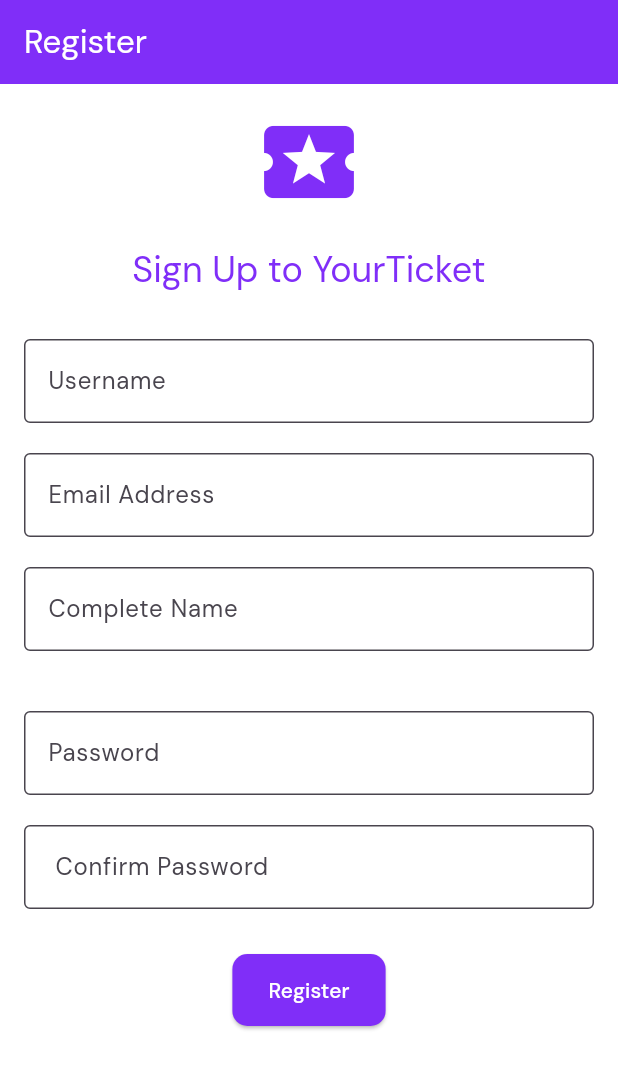
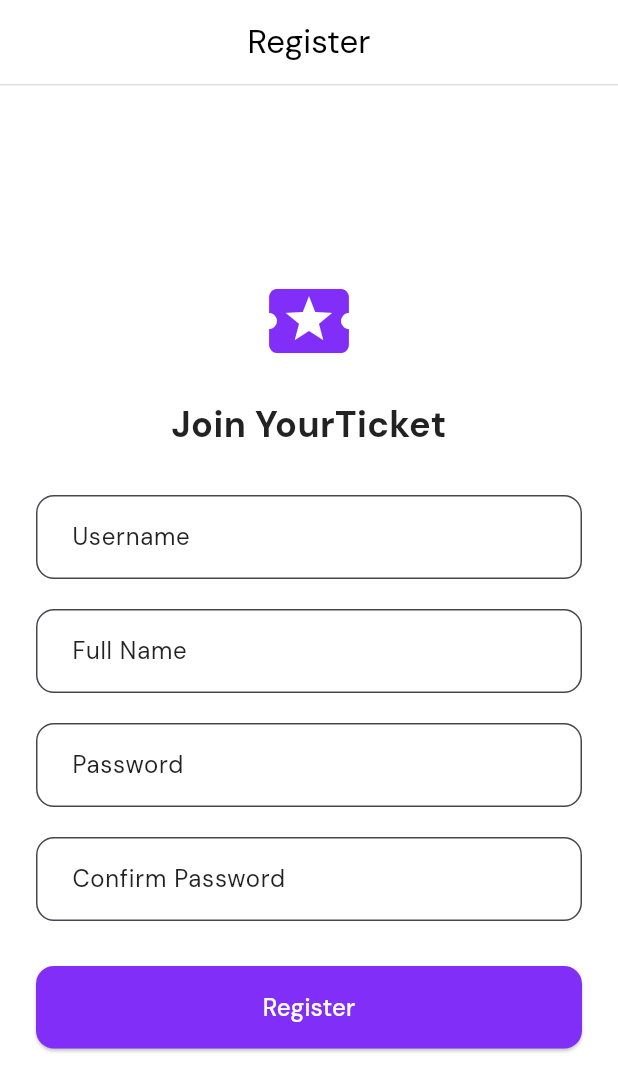
Before and after one commit to JevDev2304/yourTicket, a Flutter app: the RegisterScreen screen opened by its route, on a phone screen of 412 x 824 dp. Shown: the top 1091 px of the screen. Run offline on Flutter 3.47's test engine with Material 3 defaults, Android fonts, the phone set to English and light mode, and no system bars; our stand-ins replace go_router, google_fonts; network calls fail.

Commit message:
Mejora de diseños

```diff
--- a/lib/ui/register/register_screen.dart
+++ b/lib/ui/register/register_screen.dart
@@ -1,3 +1,4 @@
+import 'dart:developer' as developer;
 import 'package:flutter/material.dart';
 import 'package:go_router/go_router.dart';
 
@@ -6,111 +7,97 @@ class RegisterScreen extends StatelessWidget {
 
   @override
   Widget build(BuildContext context) {
+    final theme = Theme.of(context);
+    final primary = theme.primaryColor;
+
+    InputDecoration inputStyle(String label) => InputDecoration(
+          labelText: label,
+          labelStyle: const TextStyle(color: Colors.black87),
+          floatingLabelStyle: TextStyle(color: primary),
+          filled: true,
+          fillColor: Colors.white,
+          contentPadding: const EdgeInsets.symmetric(horizontal: 20, vertical: 16),
+          border: OutlineInputBorder(
+            borderRadius: BorderRadius.circular(12),
+            borderSide: BorderSide(color: Colors.grey.shade300),
+          ),
+          focusedBorder: OutlineInputBorder(
+            borderRadius: BorderRadius.circular(12),
+            borderSide: BorderSide(color: primary, width: 1.5),
+          ),
+        );
+
     return Scaffold(
+      backgroundColor: Colors.white,
       appBar: AppBar(
+        backgroundColor: Colors.white,
+        elevation: 0,
+        foregroundColor: Colors.black,
         title: const Text('Register'),
-        backgroundColor: Theme.of(context).primaryColor,
-        foregroundColor: Colors.white,
+        centerTitle: true,
+        bottom: PreferredSize(
+          preferredSize: const Size.fromHeight(1),
+          child: Container(
+            color: Colors.grey.shade300,
+            height: 1,
           ),
-      body: SingleChildScrollView(
-        padding: const EdgeInsets.all(16.0),
+        ),
+      ),
+
+
+      body: Center(
+        child: SingleChildScrollView(
+          padding: const EdgeInsets.all(24),
           child: Column(
-          mainAxisAlignment: MainAxisAlignment.center,
-          children: <Widget>[
-            Icon(
-              Icons.local_activity,
-              color: Theme.of(context).primaryColor,
-              size: 72,
-            ),
+            crossAxisAlignment: CrossAxisAlignment.stretch,
+            children: [
+              Icon(Icons.local_activity, size: 64, color: primary),
               const SizedBox(height: 20),
-            Text(
-              'Sign Up to YourTicket',
-              style: Theme.of(context).textTheme.headlineSmall?.copyWith(
-                color: Theme.of(context).primaryColor,
+              const Text(
+                'Join YourTicket',
+                style: TextStyle(
+                  fontSize: 24,
+                  fontWeight: FontWeight.bold,
+                  color: Colors.black87,
                 ),
                 textAlign: TextAlign.center,
               ),
               const SizedBox(height: 30),
               TextFormField(
-              keyboardType: TextInputType.text,
-              decoration: InputDecoration(
-                labelText: 'Username',
-                filled: true,
-                fillColor: Colors.white,
-                border: const OutlineInputBorder(),
-                focusedBorder: OutlineInputBorder(
-                  borderSide: BorderSide(color: Theme.of(context).primaryColor),
-                ),
-              ),
+                decoration: inputStyle('Username'),
               ),
               const SizedBox(height: 20),
               TextFormField(
-              keyboardType: TextInputType.text,
-              decoration: InputDecoration(
-                labelText: 'Email Address',
-                filled: true,
-                fillColor: Colors.white,
-                border: const OutlineInputBorder(),
-                focusedBorder: OutlineInputBorder(
-                  borderSide: BorderSide(color: Theme.of(context).primaryColor),
-                ),
-              ),
-            ),
-            const SizedBox(height: 20),
-            TextFormField(
-              keyboardType: TextInputType.text,
-              decoration: InputDecoration(
-                labelText: 'Complete Name',
-                filled: true,
-                fillColor: Colors.white,
-                border: const OutlineInputBorder(),
-                focusedBorder: OutlineInputBorder(
-                  borderSide: BorderSide(color: Theme.of(context).primaryColor),
-                ),
-              ),
-            ),
-            const SizedBox(height: 20),
-            const SizedBox(height: 20),
-            TextFormField(
-              obscureText: true,
-              keyboardType: TextInputType.visiblePassword,
-              decoration: InputDecoration(
-                labelText: 'Password',
-                filled: true,
-                fillColor: Colors.white,
-                border: const OutlineInputBorder(),
-                focusedBorder: OutlineInputBorder(
-                  borderSide: BorderSide(color: Theme.of(context).primaryColor),
-                ),
-              ),
+                decoration: inputStyle('Full Name'),
               ),
               const SizedBox(height: 20),
               TextFormField(
                 obscureText: true,
-              keyboardType: TextInputType.visiblePassword,
-              decoration: InputDecoration(
-                labelText: ' Confirm Password',
-                filled: true,
-                fillColor: Colors.white,
-                border: const OutlineInputBorder(),
-                focusedBorder: OutlineInputBorder(
-                  borderSide: BorderSide(color: Theme.of(context).primaryColor),
+                decoration: inputStyle('Password'),
               ),
-              ),
+              const SizedBox(height: 20),
+              TextFormField(
+                obscureText: true,
+                decoration: inputStyle('Confirm Password'),
               ),
               const SizedBox(height: 30),
               ElevatedButton(
                 style: ElevatedButton.styleFrom(
-                backgroundColor: Theme.of(context).primaryColor,
+                  backgroundColor: primary,
                   foregroundColor: Colors.white,
+                  padding: const EdgeInsets.symmetric(vertical: 16),
+                  shape: RoundedRectangleBorder(
+                    borderRadius: BorderRadius.circular(12),
+                  ),
                 ),
                 onPressed: () {
-                print('Register Button Pressed');
+                  developer.log('Register button pressed');
                   context.go('/home');
                 },
-              child: const Text('Register'),
+                child: const Text('Register', style: TextStyle(fontSize: 16)),
               ),
             ],
+          ),
         ),
       ),
     );
```
Also changed, not shown: lib/ui/categories/categories_screen.dart (+39 -12 lines), lib/ui/login/login_screen.dart (+65 -44 lines), lib/ui/my_purchases/my_purchases_page.dart (+41 -19 lines), lib/ui/payment/payment_page.dart (+62 -37 lines), lib/ui/profile/profile_screen.dart (+142 -102 lines). Lines whose indentation alone changed are shown as unchanged.
